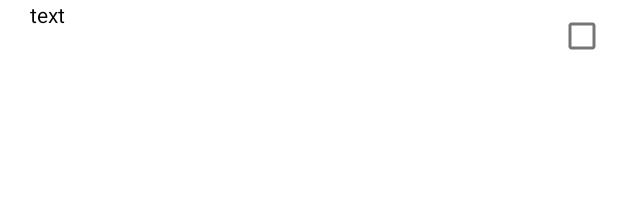
After one commit to HovKuroyan/ESP32DataBase, an Android app: the layout school_spinner_item.xml on its own in the app's theme, with its tools: preview values and no code run, on a phone screen of 412 x 824 dp. The commit adds this screen. Shown: the top 199 px of the screen. Run offline under Robolectric (Android 15) with nearby library versions, the phone set to English and light mode, and no system bars.

Commit message:
add multi school choose

```diff
--- /dev/null
+++ b/app/src/main/res/drawable/corners.xml
@@ -0,0 +1,6 @@
+<?xml version="1.0" encoding="utf-8"?>
+<shape xmlns:android="http://schemas.android.com/apk/res/android" android:shape="rectangle">
+    <solid android:color="#fafafa"/>
+    <stroke android:color="@color/black" android:width="1.3dp"/>
+    <corners android:radius="1dp"/>
+</shape>
--- /dev/null
+++ b/app/src/main/res/layout/school_spinner_item.xml
@@ -0,0 +1,22 @@
+<?xml version="1.0" encoding="utf-8"?>
+<RelativeLayout xmlns:android="http://schemas.android.com/apk/res/android"
+    android:layout_width="wrap_content"
+    android:layout_height="wrap_content">
+
+    <TextView
+        android:id="@+id/text"
+        android:layout_width="match_parent"
+        android:layout_height="wrap_content"
+        android:layout_marginLeft="20dp"
+        android:text="text"
+        android:textAlignment="gravity"
+        android:textColor="@color/black" />
+
+    <CheckBox
+        android:id="@+id/checkbox"
+        android:layout_width="wrap_content"
+        android:layout_height="wrap_content"
+        android:layout_alignParentEnd="true"
+        android:layout_alignParentRight="true" />
+
+</RelativeLayout>
```
Also changed, not shown: app/src/main/java/com/example/esp32database/LoginActivity.java (+1 -7 lines), app/src/main/java/com/example/esp32database/MainActivity.java (+96 -4 lines), app/src/main/res/drawable/thumb_selector.xml (deleted, +0 -12 lines), app/src/main/res/drawable/track_selector.xml (deleted, +0 -17 lines), app/src/main/res/layout/activity_main.xml (+16 -1 lines).
